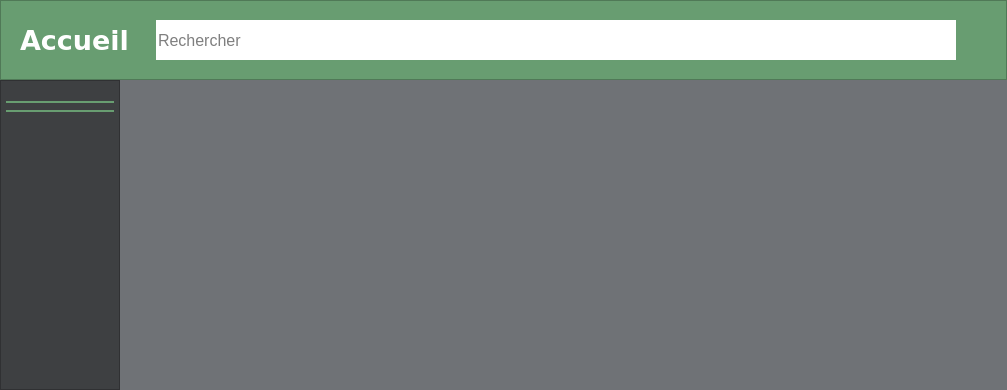
The window that mainwindow.ui (TheoFRASSI/GaleriePhotoIHM) describes before a commit, drawn with Qt 5.
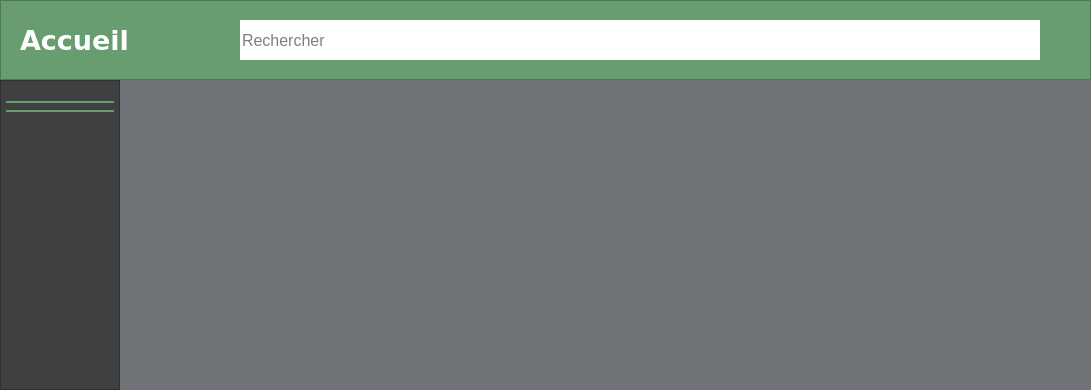
The same window after the commit. Icons and pictures are not drawn.

```diff
--- a/mainwindow.ui
+++ b/mainwindow.ui
@@ -999,6 +999,18 @@
                  <verstretch>0</verstretch>
                 </sizepolicy>
                </property>
+               <property name="minimumSize">
+                <size>
+                 <width>200</width>
+                 <height>0</height>
+                </size>
+               </property>
+               <property name="maximumSize">
+                <size>
+                 <width>200</width>
+                 <height>16777215</height>
+                </size>
+               </property>
                <property name="palette">
                 <palette>
                  <active>
@@ -1487,7 +1499,7 @@
                 <bool>true</bool>
                </property>
                <property name="alignment">
-                <set>Qt::AlignCenter</set>
+                <set>Qt::AlignLeading|Qt::AlignLeft|Qt::AlignVCenter</set>
                </property>
               </widget>
              </item>
```
Left out of the diff: 6 changed lines with no effect on the pictures.
